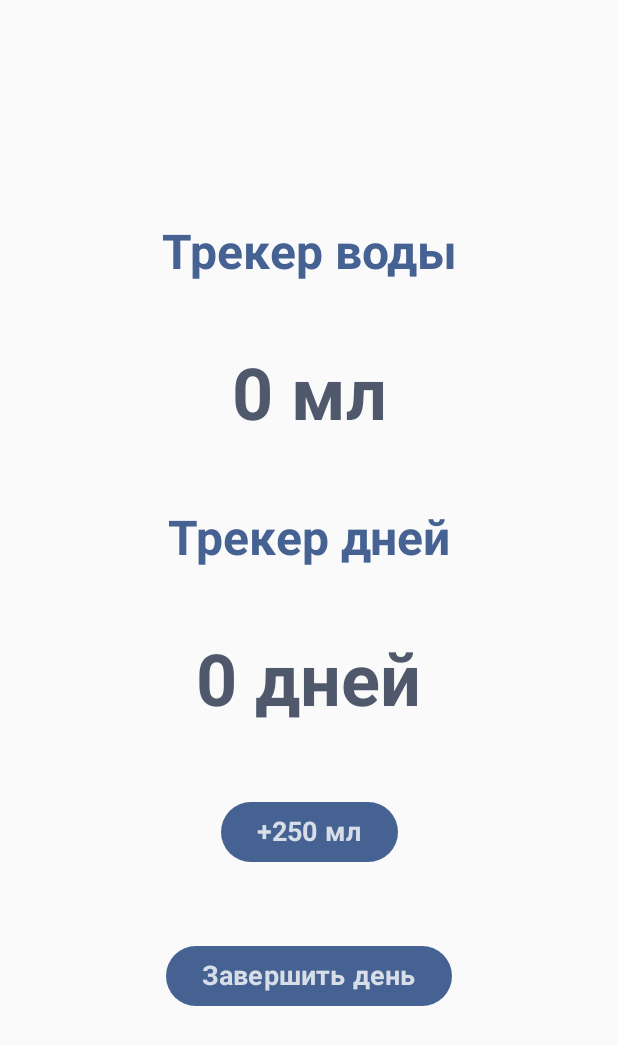
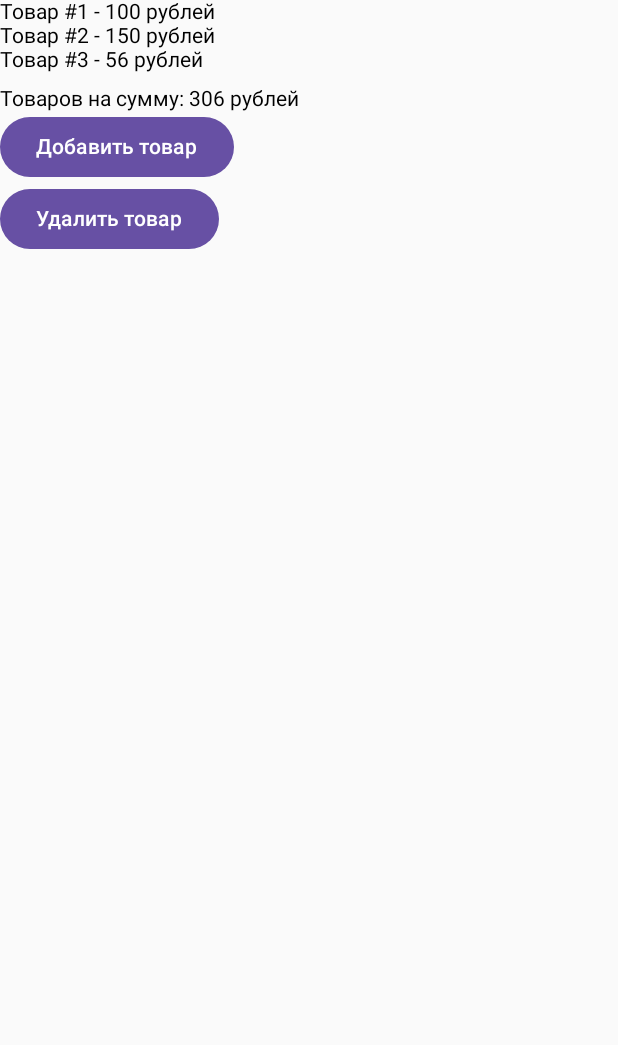
Before and after one commit to s3cra/SamsungUni, an Android app built with Jetpack Compose: the screen it shows after launch (MainActivity before the commit, ShopActivity after it), on a phone screen of 412 x 824 dp. Shown: the top 1045 px of the screen. Run offline under Robolectric (Android 15) with nearby library versions, the phone set to English and light mode, and no system bars.

Commit message:
add shopActivity

```diff
--- a/app/src/main/AndroidManifest.xml
+++ b/app/src/main/AndroidManifest.xml
@@ -14,7 +14,11 @@
         <activity
             android:name=".MainActivity"
             android:exported="true"
-            android:label="@string/app_name"
+            android:theme="@style/Theme.Ilearncomposehere">
+        </activity>
+        <activity
+            android:name=".ShopActivity"
+            android:exported="true"
             android:theme="@style/Theme.Ilearncomposehere">
             <intent-filter>
                 <action android:name="android.intent.action.MAIN" />
--- /dev/null
+++ b/app/src/main/java/com/example/ilearncomposehere/ShopActivity.kt
@@ -0,0 +1,100 @@
+package com.example.ilearncomposehere
+
+import android.os.Bundle
+import android.widget.Toast
+import androidx.activity.ComponentActivity
+import androidx.activity.compose.setContent
+import androidx.compose.foundation.layout.Column
+import androidx.compose.foundation.layout.Spacer
+import androidx.compose.foundation.layout.height
+import androidx.compose.material3.Button
+import androidx.compose.material3.Text
+import androidx.compose.runtime.Composable
+import androidx.compose.runtime.derivedStateOf
+import androidx.compose.runtime.getValue
+import androidx.compose.runtime.mutableStateOf
+import androidx.compose.runtime.remember
+import androidx.compose.runtime.setValue
+import androidx.compose.ui.Modifier
+import androidx.compose.ui.platform.LocalContext
+import androidx.compose.ui.unit.dp
+import kotlin.collections.plus
+import kotlin.collections.plusAssign
+import kotlin.inc
+import kotlin.random.Random
+
+//Задание 10
+data class Cart(
+    val products: List<Product>
+)
+data class Product(
+    val id: Int,
+    val name: String,
+    val price: Int
+)
+class ShopActivity : ComponentActivity() {
+    override fun onCreate(savedInstanceState: Bundle?) {
+        super.onCreate(savedInstanceState)
+        setContent {
+            ShoppingCartScreen()
+        }
+    }
+    @Composable
+    fun ShoppingCartScreen() {
+        var products by remember {
+            mutableStateOf(
+                listOf(
+                    Product(0, "Товар #1", 100),
+                    Product(1, "Товар #2", 150),
+                    Product(2, "Товар #3", 56)
+                )
+            )
+        }
+        val totalSum by remember { derivedStateOf {
+            products.fold(0) { a,b -> a + b.price }
+        } }
+        val productSize by remember { derivedStateOf { products.size } }
+        Column {
+            for (product in products) {
+                Text(text = product.name + " - " + product.price + " рублей")
+            }
+            Spacer(modifier = Modifier.height(10.dp))
+            Text(text = "Товаров на сумму: $totalSum рублей")
+            AddProductSection(totalSum) {
+                products = products + Product(
+                    id = products.size,
+                    name = "Товар #${products.size + 1}",
+                    price = Random.nextInt(0, 100)
+                )
+            }
+            RemoveProductSection(productSize) {
+                products = products.dropLast(1)
+            }
+        }
+    }
+    @Composable
+    fun AddProductSection(
+        totalSum: Int,
+        onAdd: () -> Unit
+    ) {
+        // Если сумма заказа больше 500, то показываем сообщение о бесплатной доставке
+        if (totalSum > 500) {
+            Toast.makeText(LocalContext.current, "Доставка бесплатная!",
+                Toast.LENGTH_SHORT).show()
+        }
+        Button(onClick = onAdd) {
+            Text(text = "Добавить товар")
+        }
+    }
+    @Composable
+    fun RemoveProductSection(
+        productSize: Int,
+        onRemove: () -> Unit
+    ) {
+        if (productSize > 0) {
+            Button(onClick = onRemove) {
+                Text(text = "Удалить товар")
+            }
+        }
+    }
+}
```
Also changed, not shown: app/src/main/java/com/example/ilearncomposehere/MainActivity.kt (line endings or trailing spaces), 1 other file.
